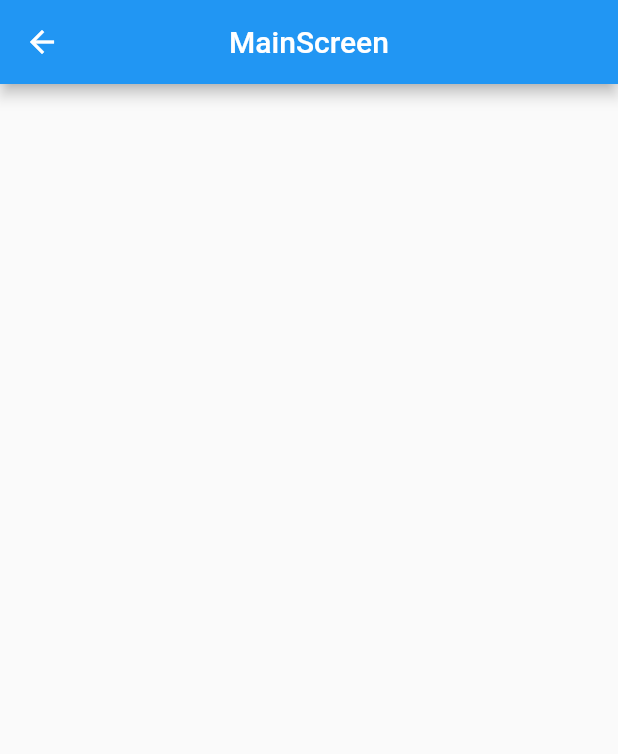
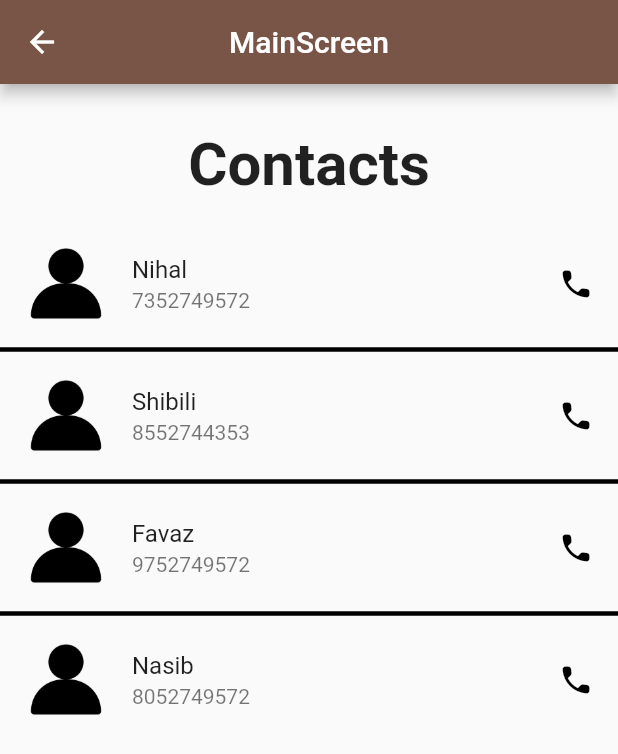
Before and after one commit to favazz-10/ASFlutter1, a Flutter app: the mainscreen screen opened directly, on a phone screen of 412 x 824 dp. Shown: the top 754 px of the screen. Run offline on Flutter 3.47's test engine with Material 2 defaults, Android fonts, the phone set to English and light mode, and no system bars; our stand-ins replace fluttertoast; network calls fail.

Commit message:
2nd commit

```diff
--- a/lib/mainscreen.dart
+++ b/lib/mainscreen.dart
@@ -1,12 +1,63 @@
 import 'package:flutter/cupertino.dart';
 import 'package:flutter/material.dart';
 
-class mainscreen extends StatelessWidget{
+class mainscreen extends StatelessWidget {
   @override
   Widget build(BuildContext context) {
-    return Scaffold(appBar: AppBar(title: Text('MainScreen'),centerTitle: true,),);
+    return Scaffold(
+      appBar: AppBar(backgroundColor: Colors.brown,
+        title: const Text('MainScreen'),
+        centerTitle: true,
+      ),
+      body: ListView(
+        children: [
+          const SizedBox(
+            height: 30,
+          ),
+          const Center(
+              child: Padding(
+                padding: EdgeInsets.only(bottom:20),
+                child: Text(
+            'Contacts',
+            style: TextStyle(fontSize: 40, fontWeight: FontWeight.bold),
+          ),
+              )),
+          ListTile(
+            title: const Text('Nihal'),
+            subtitle: const Text('7352749572'),
+            leading: Image.asset('assets/images/contact.png'),
+            trailing: const Icon(Icons.call_rounded,color: Colors.black,)
+
+          ),
+          Divider(thickness: 3,color: Colors.black,),
+          ListTile(
+            title: const Text('Shibili'),
+            subtitle: const Text('8552744353'),
+            leading: Image.asset('assets/images/contact.png'),
+            trailing: const Icon(Icons.call_rounded,color: Colors.black),
+          ),
+          Divider(thickness: 3,color: Colors.black,),
+          ListTile(
+            title: const Text('Favaz'),
+            subtitle: const Text('9752749572'),
+            leading: Image.asset('assets/images/contact.png'),
+            trailing: const Icon(Icons.call_rounded,color: Colors.black,),
+          ),
+          Divider(thickness: 3,color: Colors.black,),
+          ListTile(
+            title: const Text('Nasib'),
+            subtitle: const Text('8052749572'),
+            leading: Image.asset('assets/images/contact.png'),
+            trailing: const Icon(Icons.call_rounded,color: Colors.black,),
+          ),
+        ],
+      ),
+    );
   }
 }
-void main(){
-  runApp(MaterialApp(home: mainscreen(),));
+
+void main() {
+  runApp(MaterialApp(
+    home: mainscreen(),
+  ));
 }
--- a/pubspec.yaml
+++ b/pubspec.yaml
@@ -31,6 +31,7 @@ environment:
 dependencies:
   flutter:
     sdk: flutter
+  fluttertoast: ^8.1.1
 
 
   # The following adds the Cupertino Icons font to your application.
```
Also changed, not shown: lib/loginwithvalidation.dart (+27 -10 lines), lib/signupwithvalidation.dart (+53 -46 lines), assets/images/contact.png (added), pubspec.lock.
